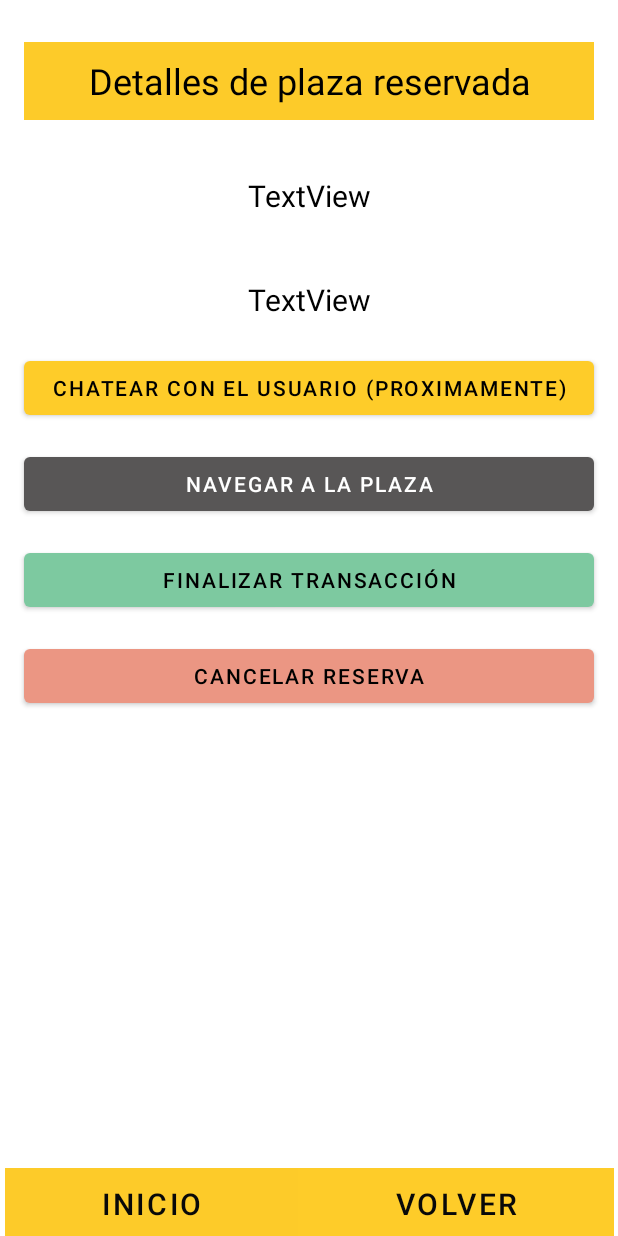
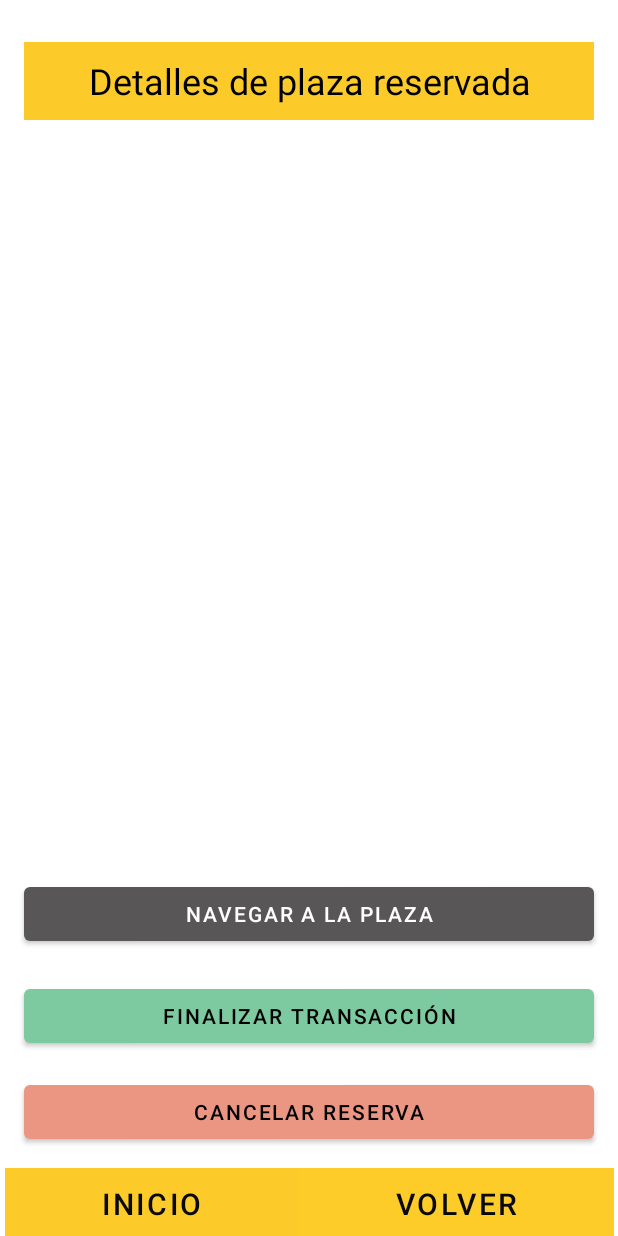
Before and after one commit to efradev1/parkingefradev, an Android app: the layout activity_vista_reserva.xml on its own in the app's theme, with its tools: preview values and no code run, on a phone screen of 412 x 824 dp. Run offline under Robolectric (Android 15) with nearby library versions, the phone set to English and light mode, and no system bars; Roboto replaces fonts that are not available here.

Commit message:
Ultimos cambios VistaReservaActivity

```diff
--- a/app/build.gradle
+++ b/app/build.gradle
@@ -49,11 +49,13 @@ dependencies {
     implementation group: 'com.microsoft.sqlserver', name: 'mssql-jdbc', version: '11.2.0.jre8'
     implementation 'net.sourceforge.jtds:jtds:1.3.1'
     implementation 'com.google.android.material:material:1.4.0'
+    implementation 'androidx.test:rules:1.5.0'
+    implementation 'androidx.test:core:1.5.0'
 
 
     testImplementation 'junit:junit:4.13.2'
+    testImplementation 'org.mockito:mockito-core:x.y.z'
     androidTestImplementation 'androidx.test.ext:junit:1.1.5'
     androidTestImplementation 'androidx.test.espresso:espresso-core:3.5.1'
-    androidTestImplementation 'androidx.test:core:1.5.0'
     implementation 'com.android.support:multidex:1.0.3'
 }
--- a/app/src/main/AndroidManifest.xml
+++ b/app/src/main/AndroidManifest.xml
@@ -45,6 +45,10 @@
             android:name=".MisReservasActivity"
             android:exported="false" />
         <activity
+            android:name=".VistaReservaActivity"
+            android:exported="false" />
+
+        <activity
             android:name=".StartActivity"
             android:exported="true">
             <intent-filter>
--- a/app/src/main/java/es/ifp/parking/BaseDatosUsuario.java
+++ b/app/src/main/java/es/ifp/parking/BaseDatosUsuario.java
@@ -164,5 +164,4 @@ public class BaseDatosUsuario extends SQLiteOpenHelper {
 
 
 
-
 }
--- a/app/src/main/res/layout/activity_vista_reserva.xml
+++ b/app/src/main/res/layout/activity_vista_reserva.xml
@@ -27,15 +27,12 @@
 
     <TextView
         android:id="@+id/vistaReservasTextBox01"
-        android:layout_width="0dp"
-        android:layout_height="37dp"
+        android:layout_width="378dp"
+        android:layout_height="457dp"
         android:layout_marginStart="16dp"
-        android:layout_marginLeft="16dp"
         android:layout_marginTop="32dp"
         android:layout_marginEnd="16dp"
-        android:layout_marginRight="16dp"
         android:gravity="center"
-        android:text="TextView"
         android:textColor="#000000"
         android:textSize="20sp"
         app:layout_constraintEnd_toEndOf="parent"
@@ -43,65 +40,31 @@
         app:layout_constraintStart_toStartOf="parent"
         app:layout_constraintTop_toBottomOf="@+id/VistaReservasTextBoxTitle" />
 
-    <TextView
-        android:id="@+id/vistaReservasTextBox02"
-        android:layout_width="0dp"
-        android:layout_height="37dp"
-        android:layout_marginStart="16dp"
-        android:layout_marginLeft="16dp"
-        android:layout_marginTop="32dp"
-        android:layout_marginEnd="16dp"
-        android:layout_marginRight="16dp"
-        android:gravity="center"
-        android:text="TextView"
-        android:textColor="#000000"
-        android:textSize="20sp"
-        app:layout_constraintEnd_toEndOf="parent"
-        app:layout_constraintHorizontal_bias="0.0"
-        app:layout_constraintStart_toStartOf="parent"
-        app:layout_constraintTop_toBottomOf="@+id/vistaReservasTextBox01" />
-
     <Button
-        android:id="@+id/vistaReservasTextButtonChat"
+        android:id="@+id/vistaReservasTextButtonNavi"
         android:layout_width="match_parent"
         android:layout_height="wrap_content"
         android:layout_marginStart="16dp"
         android:layout_marginTop="16dp"
         android:layout_marginEnd="16dp"
-        android:text="Chatear con el usuario (proximamente)"
-        android:textColor="#000000"
-        app:backgroundTint="#FECC29"
-        app:layout_constraintEnd_toEndOf="parent"
-        app:layout_constraintStart_toStartOf="parent"
-        app:layout_constraintTop_toBottomOf="@+id/vistaReservasTextBox02" />
-
-    <Button
-        android:id="@+id/vistaReservasTextButtonNavi"
-        android:layout_width="match_parent"
-        android:layout_height="wrap_content"
-        android:layout_marginStart="16dp"
-        android:layout_marginLeft="16dp"
-        android:layout_marginTop="16dp"
-        android:layout_marginEnd="16dp"
-        android:layout_marginRight="16dp"
         android:text="Navegar a la plaza"
         app:layout_constraintEnd_toEndOf="parent"
+        app:layout_constraintHorizontal_bias="1.0"
         app:layout_constraintStart_toStartOf="parent"
-        app:layout_constraintTop_toBottomOf="@+id/vistaReservasTextButtonChat" />
+        app:layout_constraintTop_toBottomOf="@+id/vistaReservasTextBox01" />
 
     <Button
         android:id="@+id/vistaReservasTextButtonEndTransaction"
         android:layout_width="match_parent"
         android:layout_height="wrap_content"
         android:layout_marginStart="16dp"
-        android:layout_marginLeft="16dp"
-        android:layout_marginTop="16dp"
+        android:layout_marginTop="20dp"
         android:layout_marginEnd="16dp"
-        android:layout_marginRight="16dp"
         android:text="Finalizar transacción"
         android:textColor="#000000"
         app:backgroundTint="#7DC9A0"
         app:layout_constraintEnd_toEndOf="parent"
+        app:layout_constraintHorizontal_bias="1.0"
         app:layout_constraintStart_toStartOf="parent"
         app:layout_constraintTop_toBottomOf="@+id/vistaReservasTextButtonNavi" />
 
@@ -110,14 +73,13 @@
         android:layout_width="match_parent"
         android:layout_height="wrap_content"
         android:layout_marginStart="16dp"
-        android:layout_marginLeft="16dp"
         android:layout_marginTop="16dp"
         android:layout_marginEnd="16dp"
-        android:layout_marginRight="16dp"
         android:text="Cancelar reserva"
         android:textColor="#000000"
         app:backgroundTint="#EB9683"
         app:layout_constraintEnd_toEndOf="parent"
+        app:layout_constraintHorizontal_bias="1.0"
         app:layout_constraintStart_toStartOf="parent"
         app:layout_constraintTop_toBottomOf="@+id/vistaReservasTextButtonEndTransaction" />
 
```
Also changed, not shown: app/src/main/java/es/ifp/parking/VistaReservaActivity.java (+6 -15 lines), 1 other file.
